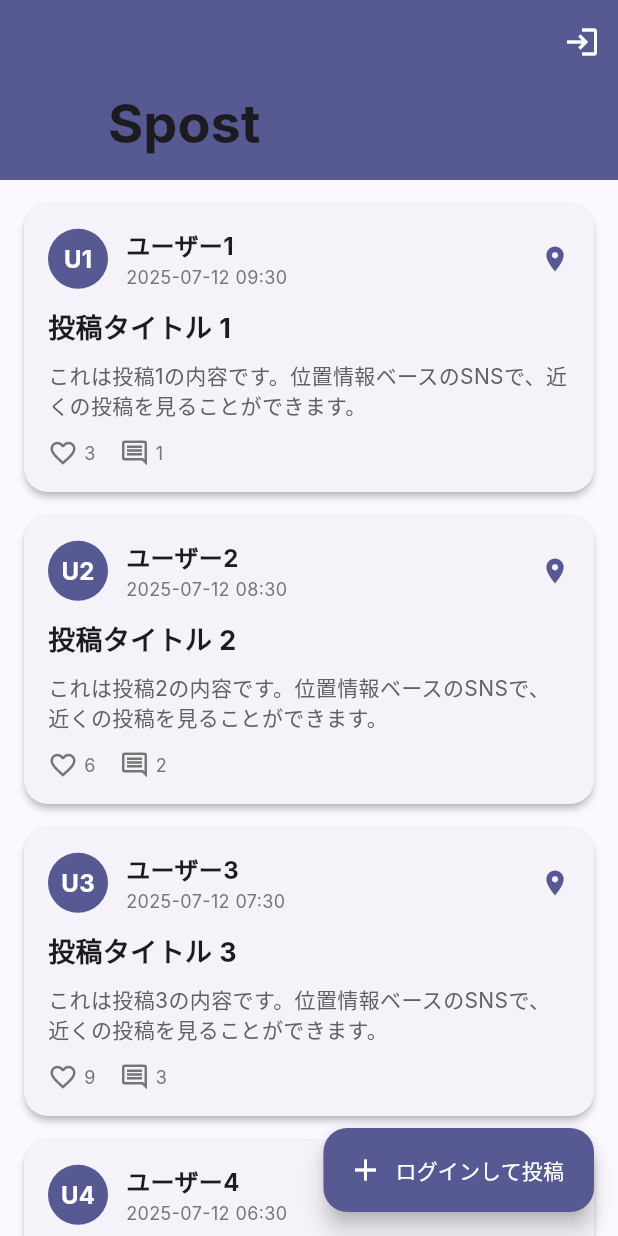
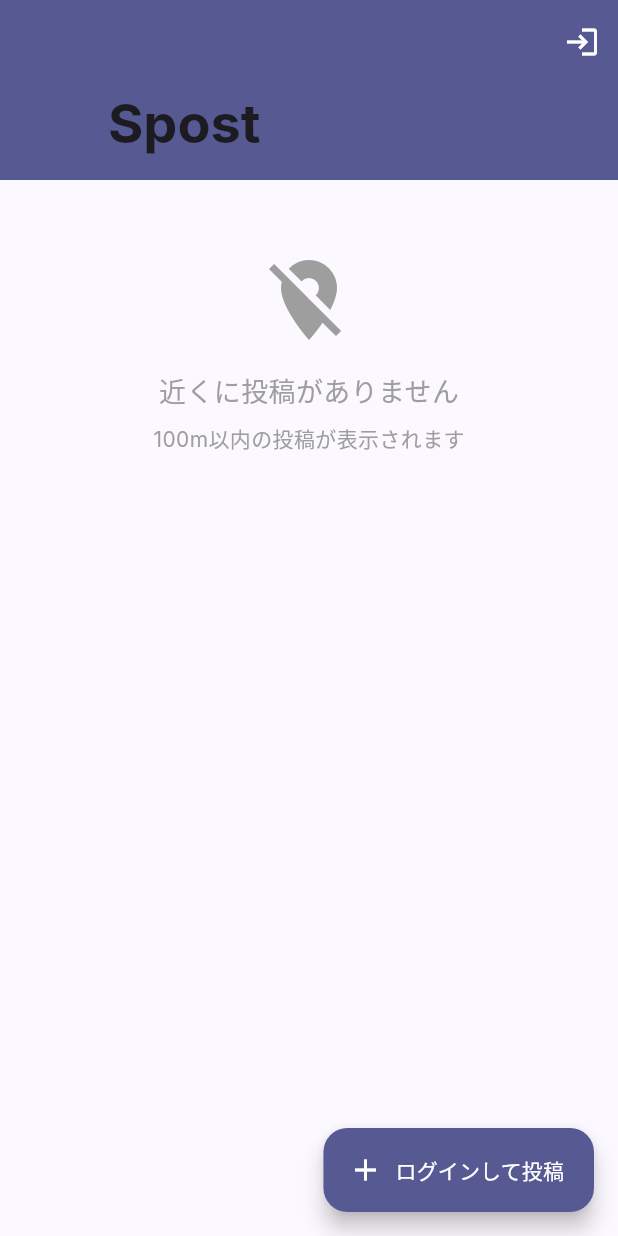
Before and after one commit to okaki1999/spost_frontend, a Flutter app: the screen it shows after launch, on a phone screen of 412 x 824 dp. Run offline on Flutter 3.47's test engine with Material 3 defaults, Android fonts, the phone set to English and light mode, and no system bars; our stand-ins replace dio, firebase_auth, firebase_core, flutter_riverpod, geolocator; accounts and stored records are empty; Roboto replaces fonts that are missing (Inter); statements that could not run were skipped.

Commit message:
フロントバック連携（一覧機能機能）

```diff
--- /dev/null
+++ b/spost_frontend/lib/providers/posts_provider.dart
@@ -0,0 +1,19 @@
+import 'package:flutter_riverpod/flutter_riverpod.dart';
+import 'package:spost_frontend/services/posts_service.dart';
+
+// PostsServiceのプロバイダー
+final postsServiceProvider = Provider<PostsService>((ref) {
+  return PostsService();
+});
+
+// 投稿一覧のプロバイダー
+final postsProvider = FutureProvider<List<Post>>((ref) async {
+  final postsService = ref.read(postsServiceProvider);
+  return await postsService.getNearbyPosts();
+});
+
+// 投稿を再取得するためのプロバイダー
+final postsRefreshProvider = FutureProvider.family<List<Post>, void>((ref, _) async {
+  final postsService = ref.read(postsServiceProvider);
+  return await postsService.getNearbyPosts();
+});
--- a/spost_frontend/lib/screens/create_post_screen.dart
+++ b/spost_frontend/lib/screens/create_post_screen.dart
@@ -2,6 +2,7 @@ import 'package:flutter/material.dart';
 import 'package:flutter_riverpod/flutter_riverpod.dart';
 import 'package:geolocator/geolocator.dart';
 import 'package:spost_frontend/providers/post_provider.dart';
+import 'package:spost_frontend/providers/posts_provider.dart';
 
 class CreatePostScreen extends ConsumerStatefulWidget {
   const CreatePostScreen({super.key});
@@ -74,6 +75,9 @@ class _CreatePostScreenState extends ConsumerState<CreatePostScreen> {
         longitude: _currentPosition!.longitude,
       );
       if (mounted) {
+        // 投稿一覧を更新
+        ref.invalidate(postsProvider);
+
         ScaffoldMessenger.of(context).showSnackBar(
           const SnackBar(content: Text('投稿が完了しました！')),
         );
--- a/spost_frontend/lib/screens/home_screen.dart
+++ b/spost_frontend/lib/screens/home_screen.dart
@@ -1,6 +1,8 @@
 import 'package:flutter/material.dart';
 import 'package:flutter_riverpod/flutter_riverpod.dart';
 import 'package:spost_frontend/providers/auth_provider.dart';
+import 'package:spost_frontend/providers/posts_provider.dart';
+import 'package:spost_frontend/services/posts_service.dart';
 import 'package:spost_frontend/screens/login_screen.dart';
 import 'package:spost_frontend/screens/create_post_screen.dart';
 
@@ -12,7 +14,11 @@ class HomeScreen extends ConsumerWidget {
     final user = ref.watch(authStateProvider).value;
 
     return Scaffold(
-      body: CustomScrollView(
+      body: RefreshIndicator(
+        onRefresh: () async {
+          ref.invalidate(postsProvider);
+        },
+        child: CustomScrollView(
         slivers: [
           // モダンなAppBar
           SliverAppBar(
@@ -69,17 +75,110 @@ class HomeScreen extends ConsumerWidget {
           // 投稿一覧
           SliverPadding(
             padding: const EdgeInsets.all(16),
-            sliver: SliverList(
-              delegate: SliverChildBuilderDelegate(
-                (context, index) {
-                  // 仮の投稿データ（後でAPIから取得）
-                  return _buildPostCard(context, index);
-                },
-                childCount: 5, // 仮の投稿数
-              ),
+            sliver: Consumer(
+              builder: (context, ref, child) {
+                final postsAsync = ref.watch(postsProvider);
+
+                return postsAsync.when(
+                  data: (posts) {
+                    if (posts.isEmpty) {
+                      return const SliverToBoxAdapter(
+                        child: Center(
+                          child: Padding(
+                            padding: EdgeInsets.all(32),
+                            child: Column(
+                              children: [
+                                Icon(
+                                  Icons.location_off,
+                                  size: 64,
+                                  color: Colors.grey,
+                                ),
+                                SizedBox(height: 16),
+                                Text(
+                                  '近くに投稿がありません',
+                                  style: TextStyle(
+                                    fontSize: 18,
+                                    color: Colors.grey,
+                                  ),
+                                ),
+                                SizedBox(height: 8),
+                                Text(
+                                  '100m以内の投稿が表示されます',
+                                  style: TextStyle(
+                                    fontSize: 14,
+                                    color: Colors.grey,
+                                  ),
+                                ),
+                              ],
+                            ),
+                          ),
+                        ),
+                      );
+                    }
+
+                    return SliverList(
+                      delegate: SliverChildBuilderDelegate(
+                        (context, index) {
+                          return _buildPostCard(context, posts[index]);
+                        },
+                        childCount: posts.length,
+                      ),
+                    );
+                  },
+                  loading: () => const SliverToBoxAdapter(
+                    child: Center(
+                      child: Padding(
+                        padding: EdgeInsets.all(32),
+                        child: CircularProgressIndicator(),
+                      ),
+                    ),
+                  ),
+                  error: (error, stack) => SliverToBoxAdapter(
+                    child: Center(
+                      child: Padding(
+                        padding: const EdgeInsets.all(32),
+                        child: Column(
+                          children: [
+                            const Icon(
+                              Icons.error_outline,
+                              size: 64,
+                              color: Colors.red,
+                            ),
+                            const SizedBox(height: 16),
+                            Text(
+                              'エラーが発生しました',
+                              style: TextStyle(
+                                fontSize: 18,
+                                color: Colors.red[700],
+                              ),
+                            ),
+                            const SizedBox(height: 8),
+                            Text(
+                              error.toString(),
+                              style: const TextStyle(
+                                fontSize: 14,
+                                color: Colors.grey,
+                              ),
+                              textAlign: TextAlign.center,
+                            ),
+                            const SizedBox(height: 16),
+                            ElevatedButton(
+                              onPressed: () {
+                                ref.invalidate(postsProvider);
+                              },
+                              child: const Text('再試行'),
+                            ),
+                          ],
+                        ),
+                      ),
+                    ),
+                  ),
+                );
+              },
             ),
           ),
         ],
+        ),
       ),
       floatingActionButton: FloatingActionButton.extended(
         onPressed: () {
@@ -109,7 +208,7 @@ class HomeScreen extends ConsumerWidget {
     );
   }
 
-  Widget _buildPostCard(BuildContext context, int index) {
+  Widget _buildPostCard(BuildContext context, Post post) {
     return Card(
       margin: const EdgeInsets.only(bottom: 16),
       elevation: 2,
@@ -126,7 +225,7 @@ class HomeScreen extends ConsumerWidget {
                 CircleAvatar(
                   backgroundColor: Theme.of(context).colorScheme.primary,
                   child: Text(
-                    'U${index + 1}',
+                    post.userId.substring(0, 2).toUpperCase(),
                     style: const TextStyle(
                       color: Colors.white,
                       fontWeight: FontWeight.bold,
@@ -139,14 +238,14 @@ class HomeScreen extends ConsumerWidget {
                     crossAxisAlignment: CrossAxisAlignment.start,
                     children: [
                       Text(
-                        'ユーザー${index + 1}',
+                        'ユーザー ${post.userId.substring(0, 8)}',
                         style: const TextStyle(
                           fontWeight: FontWeight.bold,
                           fontSize: 16,
                         ),
                       ),
                       Text(
-                        '${DateTime.now().subtract(Duration(hours: index + 1)).toString().substring(0, 16)}',
+                        _formatDateTime(post.createdAt),
                         style: TextStyle(
                           color: Colors.grey[600],
                           fontSize: 12,
@@ -164,7 +263,7 @@ class HomeScreen extends ConsumerWidget {
             ),
             const SizedBox(height: 12),
             Text(
-              '投稿タイトル ${index + 1}',
+              post.title,
               style: const TextStyle(
                 fontWeight: FontWeight.bold,
                 fontSize: 18,
@@ -172,7 +271,7 @@ class HomeScreen extends ConsumerWidget {
             ),
             const SizedBox(height: 8),
             Text(
-              'これは投稿${index + 1}の内容です。位置情報ベースのSNSで、近くの投稿を見ることができます。',
+              post.body,
               style: TextStyle(
                 color: Colors.grey[700],
                 fontSize: 14,
@@ -189,7 +288,7 @@ class HomeScreen extends ConsumerWidget {
                 ),
                 const SizedBox(width: 4),
                 Text(
-                  '${(index + 1) * 3}',
+                  '0',
                   style: TextStyle(
                     color: Colors.grey[600],
                     fontSize: 12,
@@ -203,7 +302,7 @@ class HomeScreen extends ConsumerWidget {
                 ),
                 const SizedBox(width: 4),
                 Text(
-                  '${index + 1}',
+                  '0',
                   style: TextStyle(
                     color: Colors.grey[600],
                     fontSize: 12,
@@ -216,4 +315,19 @@ class HomeScreen extends ConsumerWidget {
       ),
     );
   }
+
+  String _formatDateTime(DateTime dateTime) {
+    final now = DateTime.now();
+    final difference = now.difference(dateTime);
+
+    if (difference.inDays > 0) {
+      return '${difference.inDays}日前';
+    } else if (difference.inHours > 0) {
+      return '${difference.inHours}時間前';
+    } else if (difference.inMinutes > 0) {
+      return '${difference.inMinutes}分前';
+    } else {
+      return '今';
+    }
+  }
 }
```
Also changed, not shown: spost_frontend/lib/services/posts_service.dart (added, +94 -0 lines).
